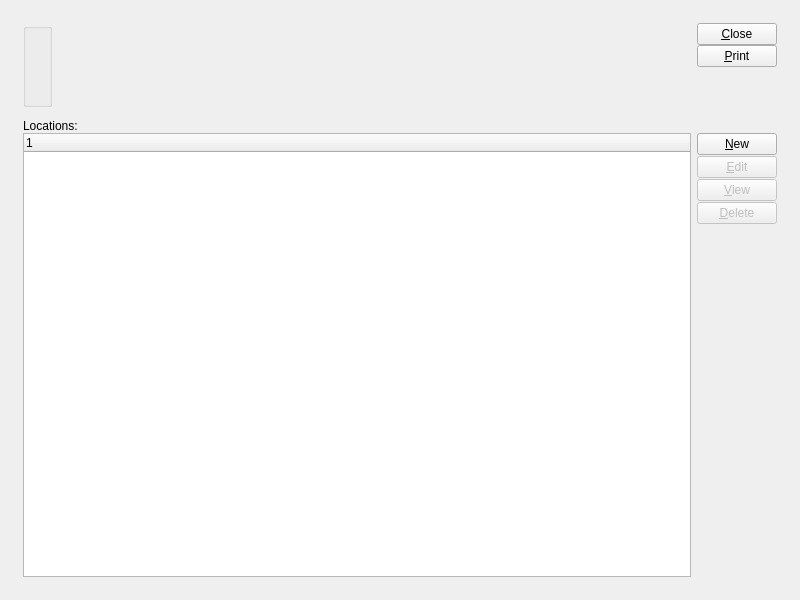
Above: guiclient/locations.ui from Pegasus-RPG/xtuple-client before the change. Below: the same form after it.
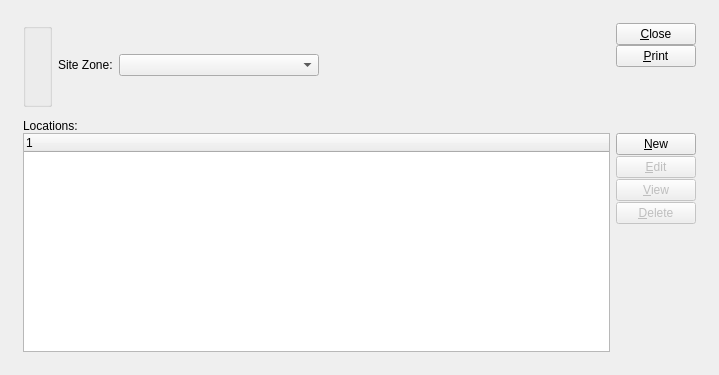
That is the form after the change. Custom widgets are drawn as their Qt base class.

Commit message: Issue #25702: Add Zone filter to location lists

What changed in the file:
```diff
--- a/guiclient/locations.ui
+++ b/guiclient/locations.ui
@@ -7,13 +7,13 @@
 is available at www.xtuple.com/CPAL.  By using this software, you agree
 to be bound by its terms.</comment>
  <class>locations</class>
- <widget class="QWidget" name="locations" >
-  <property name="geometry" >
+ <widget class="QWidget" name="locations">
+  <property name="geometry">
    <rect>
     <x>0</x>
     <y>0</y>
-    <width>800</width>
-    <height>600</height>
+    <width>719</width>
+    <height>375</height>
    </rect>
   </property>
   <property name="windowTitle" >
@@ -41,8 +41,28 @@
         </widget>
        </item>
        <item>
-        <spacer name="Spacer144_2" >
-         <property name="orientation" >
+        <widget class="XLabel" name="_zoneLit">
+         <property name="text">
+          <string>Site Zone:</string>
+         </property>
+        </widget>
+       </item>
+       <item>
+        <widget class="XComboBox" name="_zone">
+         <property name="minimumSize">
+          <size>
+           <width>200</width>
+           <height>0</height>
+          </size>
+         </property>
+         <property name="allowNull">
+          <bool>true</bool>
+         </property>
+        </widget>
+       </item>
+       <item>
+        <spacer name="Spacer144_2">
+         <property name="orientation">
           <enum>Qt::Horizontal</enum>
          </property>
          <property name="sizeType" >
@@ -92,10 +112,10 @@
        </item>
       </layout>
      </item>
-     <item row="1" column="0" >
-      <widget class="QFrame" name="_frame" >
-       <property name="sizePolicy" >
-        <sizepolicy vsizetype="Expanding" hsizetype="Preferred" >
+     <item row="2" column="0">
+      <widget class="QFrame" name="_frame">
+       <property name="sizePolicy">
+        <sizepolicy hsizetype="Preferred" vsizetype="Expanding">
          <horstretch>0</horstretch>
          <verstretch>1</verstretch>
         </sizepolicy>
@@ -205,13 +225,23 @@
    </item>
   </layout>
  </widget>
- <layoutdefault spacing="6" margin="11" />
+ <layoutdefault spacing="6" margin="11"/>
  <customwidgets>
   <customwidget>
    <class>WarehouseGroup</class>
    <extends>QGroupBox</extends>
    <header>warehousegroup.h</header>
   </customwidget>
+  <customwidget>
+   <class>XComboBox</class>
+   <extends>QComboBox</extends>
+   <header>xcombobox.h</header>
+  </customwidget>
+  <customwidget>
+   <class>XLabel</class>
+   <extends>QLabel</extends>
+   <header>xlabel.h</header>
+  </customwidget>
   <customwidget>
    <class>XTreeWidget</class>
    <extends>QTreeWidget</extends>
```
Left out of the diff: 116 changed lines with no effect on the pictures. The commit also changes 5 other files.
